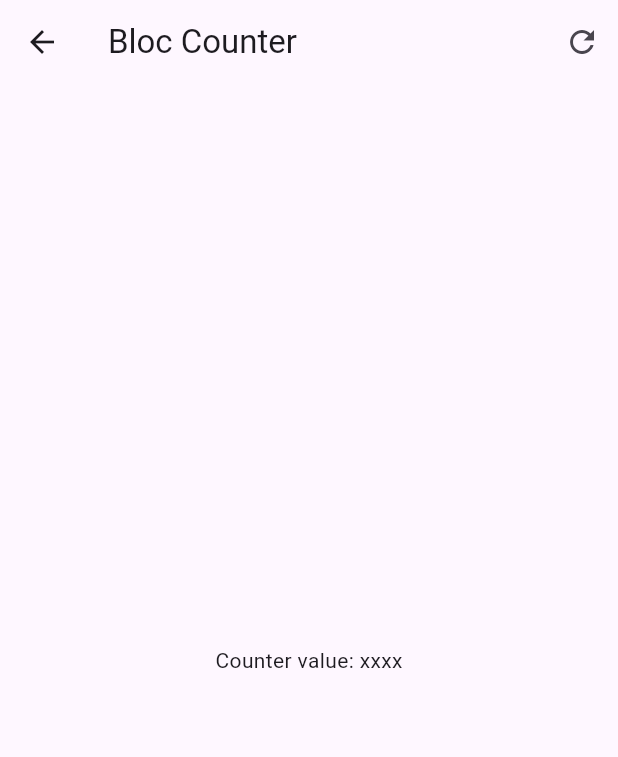
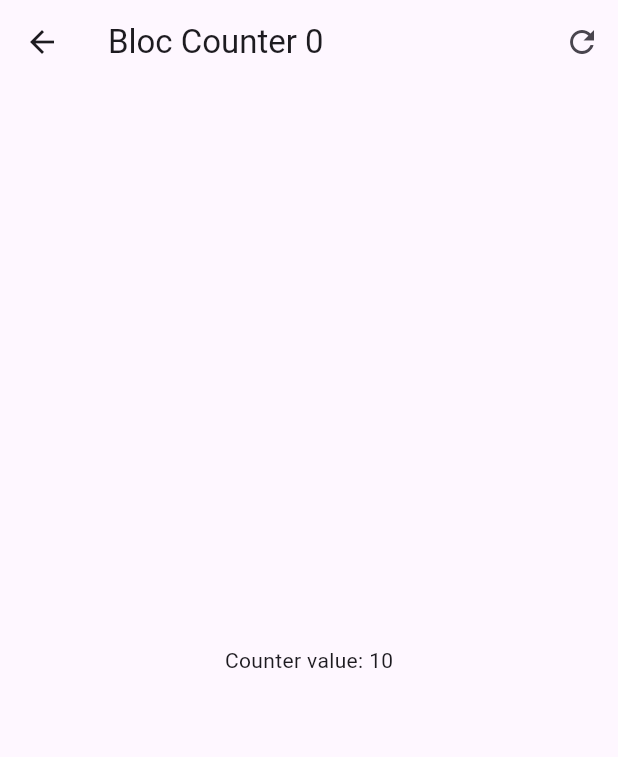
Before and after one commit to Carlos2693/flutter_forms_app, a Flutter app: the screen it shows after launch, after a tap on "BLoC", on a phone screen of 412 x 824 dp. Shown: the top 757 px of the screen. Run offline on Flutter 3.47's test engine with Material 3 defaults, Android fonts, the phone set to English and light mode, and no system bars; our stand-ins replace equatable, flutter_bloc, go_router.

Commit message:
Utilizando Counter BLoC

```diff
--- a/lib/presentation/bloc/counter_bloc/counter_event.dart
+++ b/lib/presentation/bloc/counter_bloc/counter_event.dart
@@ -9,3 +9,5 @@ class CounterIncreased extends CounterEvent {
 
   const CounterIncreased(this.value);
 }
+
+class CounterReset extends CounterEvent {}
--- a/lib/presentation/screen/bloc_counter_screen.dart
+++ b/lib/presentation/screen/bloc_counter_screen.dart
@@ -1,23 +1,49 @@
 import 'package:flutter/material.dart';
+import 'package:flutter_bloc/flutter_bloc.dart';
+import 'package:forms_app/presentation/bloc/counter_bloc/counter_bloc.dart';
 
 class BlocCounterScreen extends StatelessWidget {
   const BlocCounterScreen({super.key});
 
   @override
   Widget build(BuildContext context) {
+    return BlocProvider(
+      create: (_) => CounterBloc(),
+      child: const BlocCounterView()
+    );
+  }
+}
+
+class BlocCounterView extends StatelessWidget {
+  const BlocCounterView({
+    super.key,
+  });
+
+  void increaseCounterBy(BuildContext context, [int value = 1]) {
+    context.read<CounterBloc>()
+      .add(CounterIncreased(value));
+  }
+
+  void resetCounter(BuildContext context) {
+    context.read<CounterBloc>()
+      .add(CounterReset());
+  }
+
+  @override
+  Widget build(BuildContext context) {
     return Scaffold(
       appBar: AppBar(
-        title: const Text('Bloc Counter'),
+        title: context.select((CounterBloc counterBloc) => Text('Bloc Counter ${counterBloc.state.transactionCount}')),
         actions: [
           IconButton(
-              onPressed: () => {},
+              onPressed: () => resetCounter(context),
               icon: const Icon(
                 Icons.refresh_outlined,
               ))
         ],
       ),
-      body: const Center(
-        child: Text('Counter value: xxxx'),
+      body: Center(
+        child: context.select((CounterBloc counterBloc) => Text('Counter value: ${counterBloc.state.counter}')),
       ),
       floatingActionButton: Column(
         mainAxisAlignment: MainAxisAlignment.end,
@@ -25,19 +51,19 @@ class BlocCounterScreen extends StatelessWidget {
           FloatingActionButton(
             heroTag: '1',
             child: const Text('+3'),
-            onPressed: () => {},
+            onPressed: () => increaseCounterBy(context, 3),
           ),
           const SizedBox(height: 15),
           FloatingActionButton(
             heroTag: '2',
             child: const Text('+2'),
-            onPressed: () => {},
+            onPressed: () => increaseCounterBy(context, 2),
           ),
           const SizedBox(height: 15),
           FloatingActionButton(
             heroTag: '3',
             child: const Text('+1'),
-            onPressed: () => {},
+            onPressed: () => increaseCounterBy(context),
           ),
         ],
       ),
--- a/lib/presentation/screen/home_screen.dart
+++ b/lib/presentation/screen/home_screen.dart
@@ -21,6 +21,11 @@ class HomeScreen extends StatelessWidget {
             trailing: const Icon(Icons.arrow_forward_ios_rounded),
             onTap: () => context.push('/counter-bloc'),
           ),
+
+          const Padding(
+            padding: EdgeInsets.symmetric(horizontal: 10),
+            child: Divider(),
+          )
         ],
       ),
     );
```
Also changed, not shown: lib/presentation/bloc/counter_bloc/counter_bloc.dart (+9 -0 lines).
